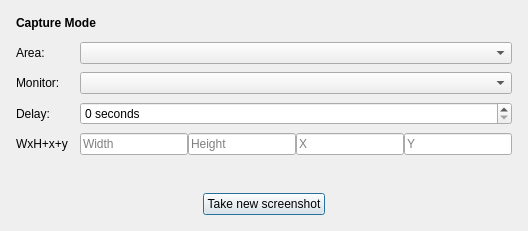
This is src/widgets/capturelauncher.ui in aurelson101/linscreen as Qt 5 draws it before an edit. The edited form follows.
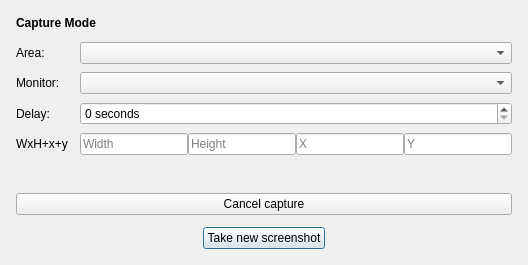
This is the edited form.

Commit message: Add cancellable captures, opaque redaction and private diagnostics

```diff
--- a/src/widgets/capturelauncher.ui
+++ b/src/widgets/capturelauncher.ui
@@ -177,6 +177,12 @@
        </property>
       </widget>
      </item>
+     <item>
+      <widget class="QPushButton" name="cancelButton">
+       <property name="text"><string>Cancel capture</string></property>
+       <property name="autoDefault"><bool>false</bool></property>
+      </widget>
+     </item>
      <item alignment="Qt::AlignmentFlag::AlignHCenter">
       <widget class="QPushButton" name="launchButton">
        <property name="sizePolicy">
```
The commit also changes 23 other files.
